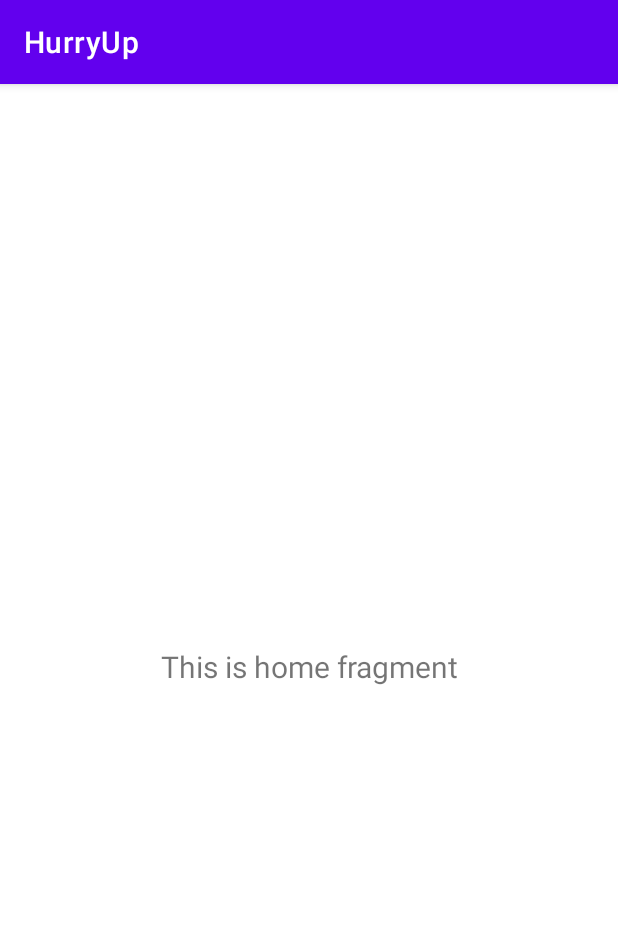
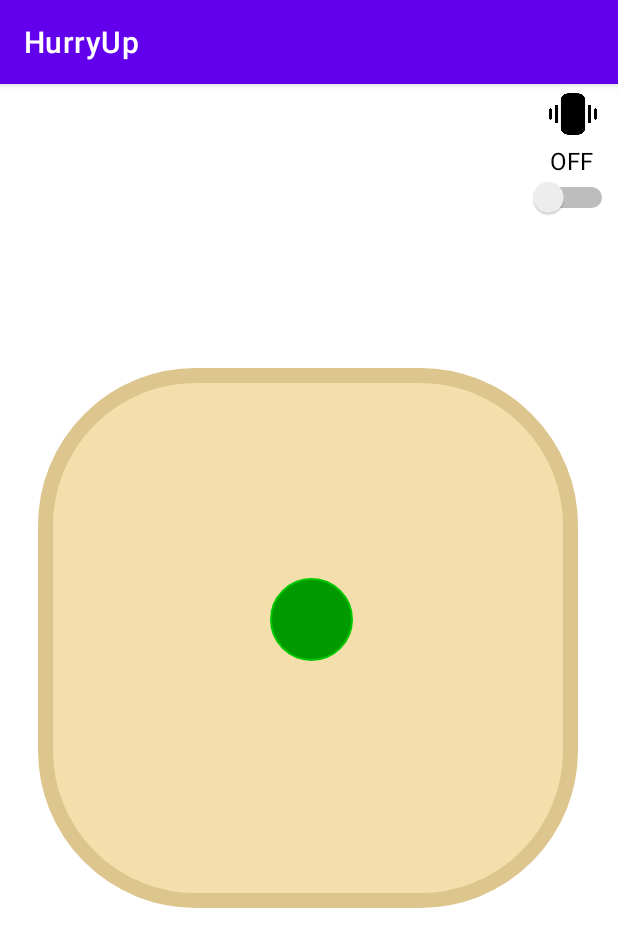
Before and after one commit to dldydgns/HurryUp, an Android app: the fragment HomeFragment shown on its own in the app's theme, on a phone screen of 412 x 824 dp. Shown: the top 947 px of the screen. Run offline under Robolectric (Android 15) with nearby library versions, the phone set to English and light mode, and no system bars.

Commit message:
구현이 잘 될지는 모르겠지만..

```diff
--- a/app/src/main/java/com/example/hurryup/database/User.java
+++ b/app/src/main/java/com/example/hurryup/database/User.java
@@ -11,4 +11,8 @@ public class User{
     public int id;
     public long timestamp;
     public int state;
+
+    private float x;
+    private  float y;
+
 }
--- a/app/src/main/java/com/example/hurryup/ui/home/HomeFragment.java
+++ b/app/src/main/java/com/example/hurryup/ui/home/HomeFragment.java
@@ -4,17 +4,22 @@ import android.os.Bundle;
 import android.view.LayoutInflater;
 import android.view.View;
 import android.view.ViewGroup;
+import android.widget.Switch;
 import android.widget.TextView;
 
 import androidx.annotation.NonNull;
 import androidx.fragment.app.Fragment;
 import androidx.lifecycle.ViewModelProvider;
 
+import com.example.hurryup.R;
 import com.example.hurryup.databinding.FragmentHomeBinding;
 
 public class HomeFragment extends Fragment {
 
     private FragmentHomeBinding binding;
+    private TextView switchStatusTextView; // 스위치 상태
+    private View circleView;
+    private float lastX, lastY;
 
     public View onCreateView(@NonNull LayoutInflater inflater,
                              ViewGroup container, Bundle savedInstanceState) {
@@ -24,9 +29,42 @@ public class HomeFragment extends Fragment {
         binding = FragmentHomeBinding.inflate(inflater, container, false);
         View root = binding.getRoot();
 
-        final TextView textView = binding.textHome;
-        homeViewModel.getText().observe(getViewLifecycleOwner(), textView::setText);
+        circleView = root.findViewById(R.id.circleView);
+
+        // 데이터베이스에서 작은 원의 위치 가져오기
+        float circleX = 2;
+        float circleY = 2;
+
+        movCricleTo(circleX, circleY);
+
+        switchStatusTextView = root.findViewById(R.id.switchStatusTextView);
+
+        Switch visibilitySwitch = binding.visibilitySwitch;
+        visibilitySwitch.setOnCheckedChangeListener((buttonView, isChecked) -> {
+            if (isChecked) {
+                switchStatusTextView.setText("ON");
+            } else {
+                switchStatusTextView.setText("OFF");
+            }
+        });
+
+
         return root;
+    }
+
+    private void movCricleTo(float x, float y){
+        // 사각형 범위 내에서만 움직일 수 있도록 제한
+        float minX = binding.rectangleView.getX();
+        float maxX = minX + binding.rectangleView.getWidth() - circleView.getWidth();
+        float minY = binding.rectangleView.getY();
+        float maxY = minY + binding.rectangleView.getHeight() - circleView.getHeight();
+
+        x = Math.max(minX, Math.min(x, maxX));
+        y = Math.max(minY, Math.min(y, maxY));
+
+        // 새로운 위치로 작은 원 이동
+        circleView.setX(x);
+        circleView.setY(y);
     }
 
     @Override
--- /dev/null
+++ b/app/src/main/res/drawable/circle_background.xml
@@ -0,0 +1,17 @@
+<?xml version="1.0" encoding="utf-8"?>
+<shape xmlns:android="http://schemas.android.com/apk/res/android"
+    android:shape="oval">
+
+    <corners android:radius="10dp"/>
+
+    <solid android:color="@color/green"/>
+
+    <size
+        android:width="50dp"
+        android:height="50dp"/>
+
+    <stroke
+        android:width="1dp"
+        android:color="@color/greenline"/>
+
+</shape>
--- /dev/null
+++ b/app/src/main/res/drawable/rectangle_border.xml
@@ -0,0 +1,17 @@
+<?xml version="1.0" encoding="utf-8"?>
+<shape xmlns:android="http://schemas.android.com/apk/res/android"
+    android:shape="rectangle">
+
+    <corners
+        android:radius="100dp"/>
+
+    <solid
+        android:color="@color/cushion"/>
+
+    <stroke
+        android:width="10dp"
+        android:color="@color/cushionline"/>
+
+
+
+</shape>
--- a/app/src/main/res/layout/activity_splash.xml
+++ b/app/src/main/res/layout/activity_splash.xml
@@ -19,6 +19,7 @@
         />
 
     <TextView
+        android:id="@+id/splash_text"
         android:layout_width="200dp"
         android:layout_height="90dp"
         android:fontFamily="@font/keaniaone"
--- a/app/src/main/res/layout/fragment_home.xml
+++ b/app/src/main/res/layout/fragment_home.xml
@@ -1,22 +1,62 @@
 <?xml version="1.0" encoding="utf-8"?>
-<androidx.constraintlayout.widget.ConstraintLayout xmlns:android="http://schemas.android.com/apk/res/android"
+<RelativeLayout xmlns:android="http://schemas.android.com/apk/res/android"
     xmlns:app="http://schemas.android.com/apk/res-auto"
     xmlns:tools="http://schemas.android.com/tools"
     android:layout_width="match_parent"
-    android:layout_height="match_parent"
+    android:layout_height="wrap_content"
+    android:orientation="vertical"
     tools:context=".ui.home.HomeFragment">
 
-    <TextView
-        android:id="@+id/text_home"
+    <LinearLayout
+        android:id="@+id/haptic"
         android:layout_width="match_parent"
         android:layout_height="wrap_content"
-        android:layout_marginStart="8dp"
-        android:layout_marginTop="8dp"
-        android:layout_marginEnd="8dp"
-        android:textAlignment="center"
-        android:textSize="20sp"
-        app:layout_constraintBottom_toBottomOf="parent"
-        app:layout_constraintEnd_toEndOf="parent"
-        app:layout_constraintStart_toStartOf="parent"
-        app:layout_constraintTop_toTopOf="parent" />
-</androidx.constraintlayout.widget.ConstraintLayout>
+        android:gravity="right"
+        android:orientation="vertical">
+
+        <ImageView
+            android:layout_width="60dp"
+            android:layout_height="40dp"
+            android:src="@drawable/haptic"
+            />
+
+        <TextView
+            android:id="@+id/switchStatusTextView"
+            android:layout_width="45dp"
+            android:layout_height="wrap_content"
+            android:text="OFF"
+        android:textSize="16sp"
+        android:textColor="@android:color/black"/>
+
+        <Switch
+            android:id="@+id/visibilitySwitch"
+            android:layout_width="wrap_content"
+            android:layout_height="wrap_content"
+            android:switchMinWidth="60dp"
+            android:switchPadding="20dp"
+            app:layout_constraintLeft_toLeftOf="parent"
+            app:layout_constraintRight_toRightOf="parent"
+            app:layout_constraintTop_toTopOf="parent" />
+    </LinearLayout>
+
+    <View
+        android:id="@+id/rectangleView"
+        android:layout_width="360dp"
+        android:layout_height="360dp"
+        android:layout_marginTop="100dp"
+        android:layout_marginLeft="25dp"
+        android:background="@android:color/transparent"
+        android:layout_below="@id/haptic"
+        android:padding="5dp"
+        android:foreground="@drawable/rectangle_border"/>
+
+    <View
+        android:id="@+id/circleView"
+        android:layout_width="55dp"
+        android:layout_height="55dp"
+        android:layout_marginTop="240dp"
+        android:layout_marginStart="180dp"
+        android:background="@drawable/circle_background"
+        android:layout_below="@id/haptic" />
+
+</RelativeLayout>
--- a/app/src/main/res/navigation/mobile_navigation.xml
+++ /dev/null
@@ -1,20 +0,0 @@
-<?xml version="1.0" encoding="utf-8"?>
-<navigation xmlns:android="http://schemas.android.com/apk/res/android"
-    xmlns:app="http://schemas.android.com/apk/res-auto"
-    xmlns:tools="http://schemas.android.com/tools"
-    android:id="@+id/mobile_navigation"
-    app:startDestination="@+id/navigation_home">
-
-    <fragment
-        android:id="@+id/navigation_home"
-        android:name="com.example.hurryup.ui.home.HomeFragment"
-        android:label="@string/title_home"
-        tools:layout="@layout/fragment_home" />
-
-    <fragment
-        android:id="@+id/navigation_dashboard"
-        android:name="com.example.hurryup.ui.dashboard.DashboardFragment"
-        android:label="@string/title_dashboard"
-        tools:layout="@layout/fragment_dashboard" />
-
-</navigation>
--- a/app/src/main/res/values/colors.xml
+++ b/app/src/main/res/values/colors.xml
@@ -7,4 +7,13 @@
     <color name="teal_700">#FF018786</color>
     <color name="black">#FF000000</color>
     <color name="white">#FFFFFFFF</color>
+
+    <color name="green">#009A00</color>
+    <color name="greenline">#00C800</color>
+    <color name="red">#FF1919</color>
+    <color name="redline">#FF3838</color>
+
+    <color name="cushion">#F3DEAC</color>
+    <color name="cushionline">#DDC68E</color>
+
 </resources>
```
Also changed, not shown: app/src/main/java/com/example/hurryup/ui/home/HomeViewModel.java (line endings or trailing spaces), app/src/main/res/drawable/haptic.png (added).
